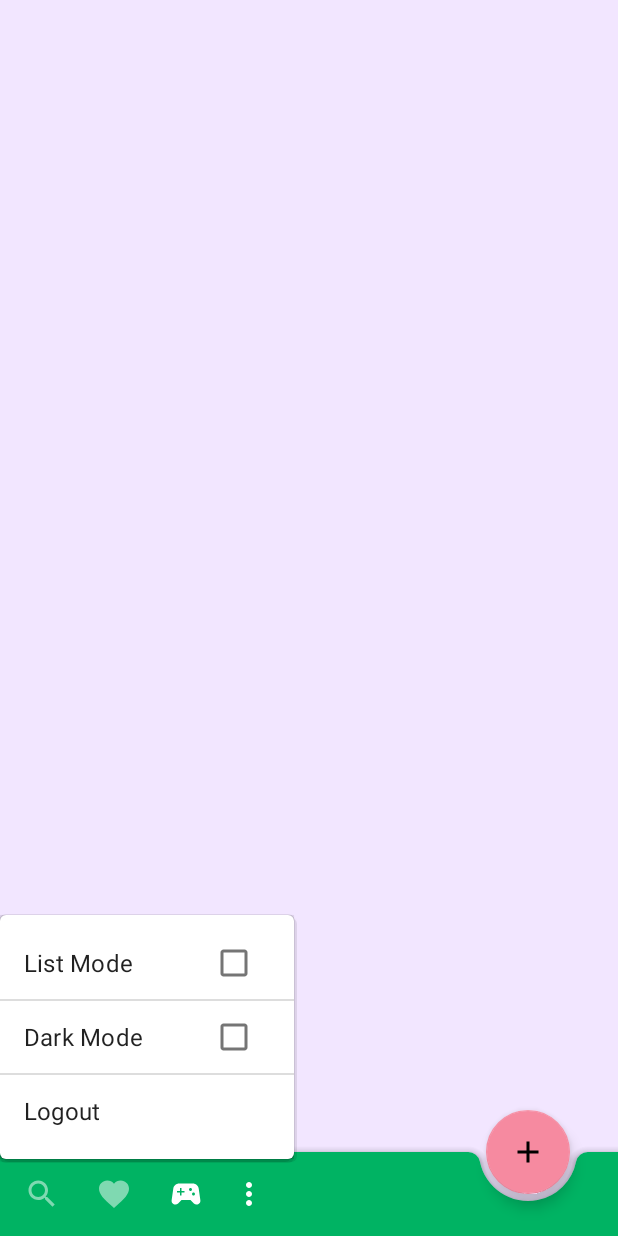
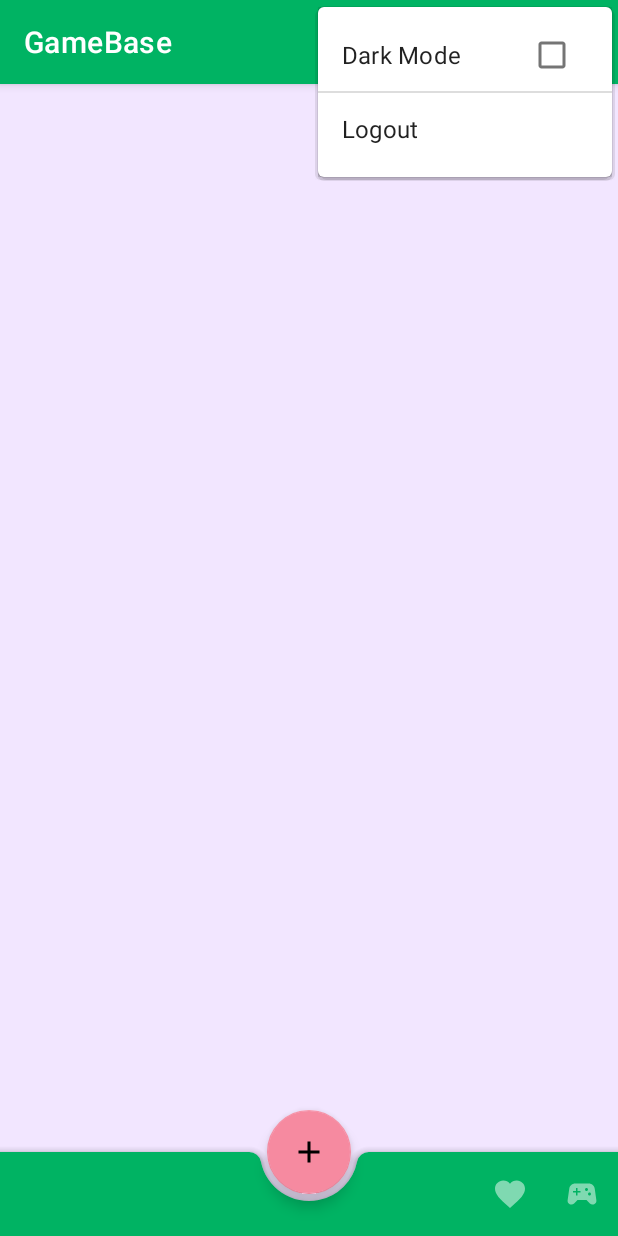
Before and after one commit to BugiMa/GameBase, an Android app: the screen it shows after launch once a user with an empty profile is signed in (GameBaseActivity), with the options menu open, on a phone screen of 412 x 824 dp. Run offline under Robolectric (Android 15) with nearby library versions, the phone set to English and light mode, and no system bars; our stand-ins replace Firebase (no records; nobody signed in at launch, a user with empty details on screens opened directly), Picasso; pictures from the network do not load.

Commit message:
searchview, misc bugfixes

```diff
--- a/app/build.gradle
+++ b/app/build.gradle
@@ -6,7 +6,7 @@ plugins {
 
 android {
     compileSdkVersion 30
-    buildToolsVersion "30.0.2"
+    buildToolsVersion "30.0.3"
 
     defaultConfig {
         applicationId "com.example.gamebase"
--- a/app/src/main/java/com/example/gamebase/activities/GameBaseActivity.kt
+++ b/app/src/main/java/com/example/gamebase/activities/GameBaseActivity.kt
@@ -1,5 +1,6 @@
 package com.example.gamebase.activities
 
+import android.annotation.SuppressLint
 import android.app.AlertDialog
 import android.content.Context
 import android.content.Intent
@@ -13,6 +14,7 @@ import android.widget.Toast
 import androidx.appcompat.app.AppCompatActivity
 import androidx.appcompat.app.AppCompatDelegate
 import androidx.appcompat.widget.SearchView
+import androidx.core.content.ContextCompat
 import androidx.lifecycle.MutableLiveData
 import androidx.lifecycle.Observer
 import androidx.lifecycle.ViewModelProvider
@@ -22,9 +24,10 @@ import androidx.recyclerview.widget.RecyclerView
 import com.example.gamebase.R
 import com.example.gamebase.model.GameData
 import com.example.gamebase.repository.GameRepository
-import com.example.gamebase.viewmodel.GameListAdapter
+import com.example.gamebase.viewmodel.GameGridAdapter
 import com.example.gamebase.viewmodel.MainViewModel
 import com.example.gamebase.viewmodel.MainViewModelFactory
+import com.google.android.material.appbar.MaterialToolbar
 import com.google.android.material.bottomappbar.BottomAppBar
 import com.google.android.material.floatingactionbutton.FloatingActionButton
 import com.google.android.material.textfield.TextInputEditText
@@ -42,10 +45,10 @@ class GameBaseActivity : AppCompatActivity() {
     private lateinit var mDatabase: FirebaseDatabase
     private lateinit var mDbRef: DatabaseReference
     private lateinit var mainViewModel: MainViewModel
-    private lateinit var myAdapter: GameListAdapter
     private lateinit var gameList: ArrayList<GameData>
     private lateinit var newGame: MutableLiveData<GameData>
 
+    private lateinit var  topAppBar: MaterialToolbar
     private lateinit var bottomAppBar: BottomAppBar
     private lateinit var addGameFAB: FloatingActionButton
     private lateinit var recyclerView: RecyclerView
@@ -87,8 +90,9 @@ class GameBaseActivity : AppCompatActivity() {
         val repository = GameRepository()
         val viewModelFactory = MainViewModelFactory(repository)
         mainViewModel = ViewModelProvider(this, viewModelFactory).get(MainViewModel::class.java)
-        myAdapter = GameListAdapter(gameList, mDbRef, mainViewModel.listMode)
+        val myAdapter = GameGridAdapter(newGameList(), mDbRef)
 
+        topAppBar = findViewById(R.id.topAppBar)
         bottomAppBar = findViewById(R.id.bottomAppBar)
         addGameFAB = findViewById(R.id.addGameFAB)
         recyclerView = findViewById(R.id.recyclerViewGameList)
@@ -98,49 +102,30 @@ class GameBaseActivity : AppCompatActivity() {
         }
 
         iconCheckboxControl() // Function for Icon Tint / Checkbox State Control due to dark mode related restart of this activity
-        setRecycleViewAttr()
 
         //bottomAppBar.setNavigationOnClickListener {}
 
-        val searchItem = bottomAppBar.menu.findItem(R.id.search)
+        val searchItem = topAppBar.menu.findItem(R.id.search)
         searchView = searchItem.actionView as SearchView
-        // Changing location using searchView with onQueryTextSubmit function
         val queryTextListener = object : SearchView.OnQueryTextListener {
             override fun onQueryTextChange(newText: String): Boolean {
                 if (newText.isNotEmpty()) {
-                    myAdapter.filter.filter(newText)
+                    //myAdapter.filter.filter(newText)
+                    val filtered = gameList.filter{s -> s.title.toLowerCase(Locale.ROOT).contains(newText.toLowerCase(Locale.ROOT))} as ArrayList<GameData>
+                    val newAdapter = GameGridAdapter(filtered, mDbRef)
+                    recyclerView.adapter = newAdapter
                 }
                 return true }
             override fun onQueryTextSubmit(query: String): Boolean {
+                if (query.isNotEmpty()) { }
                 return true
             }
         }
         searchView.setOnQueryTextListener(queryTextListener)
 
-        bottomAppBar.setOnMenuItemClickListener { menuItem ->
+        topAppBar.setOnMenuItemClickListener { menuItem ->
             when (menuItem.itemId) {
-                R.id.favorite -> {
-                    menuItem.isChecked = !menuItem.isChecked
-                    menuItemIconTintControl(menuItem)
-                    mainViewModel.isFavorite = menuItem.isChecked
-                    val newAdapter = GameListAdapter(newGameList(), mDbRef, mainViewModel.listMode)
-                    recyclerView.adapter = newAdapter
-                    true
-                }
-                R.id.played -> {
-                    menuItem.isChecked = !menuItem.isChecked
-                    menuItemIconTintControl(menuItem)
-                    mainViewModel.isPlayed = menuItem.isChecked
-                    val newAdapter = GameListAdapter(newGameList(), mDbRef, mainViewModel.listMode)
-                    recyclerView.adapter = newAdapter
-                    true
-                }
-                R.id.list_mode -> {
-                    menuItem.isChecked = !menuItem.isChecked
-                    mainViewModel.listMode = menuItem.isChecked
-                    setRecycleViewAttr()
-                    true
-                }
+
                 R.id.dark_mode -> {
 
                     if (this.resources.configuration.uiMode and Configuration.UI_MODE_NIGHT_MASK == Configuration.UI_MODE_NIGHT_YES) {
@@ -161,6 +146,28 @@ class GameBaseActivity : AppCompatActivity() {
             }
         }
 
+        bottomAppBar.setOnMenuItemClickListener { menuItem ->
+            when (menuItem.itemId) {
+                R.id.favorite -> {
+                    menuItem.isChecked = !menuItem.isChecked
+                    menuItemIconTintControl(menuItem)
+                    mainViewModel.isFavorite = menuItem.isChecked
+                    val newAdapter = GameGridAdapter(newGameList(), mDbRef)
+                    recyclerView.adapter = newAdapter
+                    true
+                }
+                R.id.played -> {
+                    menuItem.isChecked = !menuItem.isChecked
+                    menuItemIconTintControl(menuItem)
+                    mainViewModel.isPlayed = menuItem.isChecked
+                    val newAdapter = GameGridAdapter(newGameList(), mDbRef)
+                    recyclerView.adapter = newAdapter
+                    true
+                }
+                else -> false
+            }
+        }
+
         addGameFAB.setOnClickListener {
 
             val builder = AlertDialog.Builder(this)
@@ -172,10 +179,10 @@ class GameBaseActivity : AppCompatActivity() {
                     LinearLayout.LayoutParams.MATCH_PARENT
             )
             val titleInput = textInputLayout("Title", this)
-            val noteInput = textInputLayout("Note", this)
+            //val noteInput = textInputLayout("Note", this)
 
             linearLayout.addView(titleInput)
-            linearLayout.addView(noteInput)
+            //linearLayout.addView(noteInput)
             linearLayout.orientation = LinearLayout.VERTICAL
             linearLayout.gravity = Gravity.CENTER
             builder.setView(linearLayout)
@@ -183,20 +190,22 @@ class GameBaseActivity : AppCompatActivity() {
             builder.setPositiveButton("Add") { _, _ ->
                 val key = Date().time.toString()
                 val title = titleInput.editText?.text.toString().toLowerCase(Locale.ROOT)
-                val note  = noteInput.editText?.text.toString()
+                val note  = "note" //noteInput.editText?.text.toString()
+
+                if (!isAdded(title)) {
 
                     newGame = MutableLiveData(GameData(key = key, title = title, note = note))
 
-                mainViewModel.getGame(title)
+                    mainViewModel.getGame(title.replace(' ', '-'))
                     mainViewModel.gameResponse.observe(this, Observer{ response->
                         if(response.isSuccessful){
                             //Log.d("Response", response.body()!!.description)
                             newGame.value = GameData(
                                 key,
-                            title.capitalize(Locale.ROOT),
+                                title,
                                 genre = response.body()?.genres?.get(0)?.name,
                                 releaseYear = response.body()?.released,
-                            studio = response.body()?.publishers?.get(0)?.name,
+                                //studio = response.body()?.publishers?.get(0)?.name,
                                 description = response.body()?.description,
                                 note = note,
                                 imageUrl = response.body()?.background_image,
@@ -208,17 +217,19 @@ class GameBaseActivity : AppCompatActivity() {
                             newGame.value = GameData(key = key, title = title, note = note)
                         }
                     })
-
                     newGame.observe(this, Observer { game ->
                         mDbRef.child(uid).child(key).setValue(game)
                     })
+                } else {
+                    Toast.makeText(applicationContext, "Game Already Added", Toast.LENGTH_SHORT).show()
+                }
             }
             builder.show()
         }
     }
 
     private fun setAdapter(gameList: ArrayList<GameData>){
-        recyclerView.adapter = GameListAdapter(gameList, mDbRef, mainViewModel.listMode)
+        recyclerView.adapter = GameGridAdapter(gameList, mDbRef)
     }
 
     private fun textInputLayout(hint: String, context: Context): TextInputLayout {
@@ -243,11 +254,14 @@ class GameBaseActivity : AppCompatActivity() {
         val b = (this.resources.configuration.uiMode and Configuration.UI_MODE_NIGHT_MASK == Configuration.UI_MODE_NIGHT_YES)
         bottomAppBar.menu.getItem(0).isChecked = mainViewModel.listMode
         bottomAppBar.menu.getItem(1).isChecked = mainViewModel.listMode
-        bottomAppBar.menu.getItem(2).isChecked = mainViewModel.listMode
-        bottomAppBar.menu.getItem(3).isChecked = b
+        topAppBar.menu.getItem(1).isChecked = mainViewModel.listMode
+        topAppBar.menu.getItem(2).isChecked = b
         menuItemIconTintControl(bottomAppBar.menu.getItem(0))
         menuItemIconTintControl(bottomAppBar.menu.getItem(1))
-        if (b) bottomAppBar.setBackgroundColor(resources.getColor(R.color.dark_34))
+        if (b) {
+            bottomAppBar.setBackgroundColor(ContextCompat.getColor(this, R.color.dark_34))
+            topAppBar.setBackgroundColor(ContextCompat.getColor(this, R.color.dark_34))
+        }
     }
 
     private fun newGameList(): ArrayList<GameData> {
@@ -268,13 +282,12 @@ class GameBaseActivity : AppCompatActivity() {
             menuItem.icon.alpha = 127
     }
 
-    private fun setRecycleViewAttr()
-    {
-        val newAdapter = GameListAdapter(newGameList(), mDbRef, mainViewModel.listMode)
-        val newLayoutManager = if (mainViewModel.listMode)  GridLayoutManager(this@GameBaseActivity, 2, LinearLayoutManager.VERTICAL, false)
-        else LinearLayoutManager(this@GameBaseActivity)
-        recyclerView.adapter = newAdapter
-        recyclerView.layoutManager = newLayoutManager
+    private fun isAdded(title: String): Boolean {
+        var r = false
+        for (game in gameList) {
+            if (game.title.equals(title, ignoreCase = true)) r = true
+        }
+        return r
     }
 
 }
--- a/app/src/main/java/com/example/gamebase/model/GameData.kt
+++ b/app/src/main/java/com/example/gamebase/model/GameData.kt
@@ -5,7 +5,7 @@ data class GameData(
         val title:       String = "",
         var genre:       String? = "",
         var releaseYear: String? = "",
-        val studio:      String? = "",
+        //val studio:      String? = "",
         val description: String? = "",
         val note:        String? = "",
         var imageUrl:    String? = "",
--- a/app/src/main/java/com/example/gamebase/viewmodel/GameListAdapter.kt
+++ b/app/src/main/java/com/example/gamebase/viewmodel/GameGridAdapter.kt
@@ -10,6 +10,7 @@ import android.widget.Filterable
 import android.widget.ImageView
 import android.widget.TextView
 import androidx.annotation.RequiresApi
+import androidx.constraintlayout.widget.ConstraintLayout
 import androidx.recyclerview.widget.RecyclerView
 import com.example.gamebase.R
 import com.example.gamebase.model.GameData
@@ -21,27 +22,26 @@ import com.squareup.picasso.Picasso
 import java.util.*
 import kotlin.collections.ArrayList
 
-class GameListAdapter(
-        var games: ArrayList<GameData>,
-        var databaseReference: DatabaseReference,
-        var isListModeOn: Boolean
-    ): RecyclerView.Adapter<GameListAdapter.GameHolder>(), Filterable {
+class GameGridAdapter(
+    var games: ArrayList<GameData>,
+    var databaseReference: DatabaseReference,
+): RecyclerView.Adapter<GameGridAdapter.GameHolder>(), Filterable {
     private lateinit var view: View
 
     inner class GameHolder(view: View): RecyclerView.ViewHolder(view) {
 
+        //Grid item
         var card: MaterialCardView = itemView.findViewById(R.id.game_card)
         var boxArt: ImageView = itemView.findViewById(R.id.game_box_art)
         var title: TextView = itemView.findViewById(R.id.game_title)
-        var producer: TextView = itemView.findViewById(R.id.game_producer)
+        var year: TextView = itemView.findViewById(R.id.releaseYear)
         var favorite: Chip = itemView.findViewById(R.id.add_to_favorite)
         var played: Chip = itemView.findViewById(R.id.add_to_played)
-
     }
 
     override fun onCreateViewHolder(parent: ViewGroup, viewType: Int): GameHolder {
-        view = LayoutInflater.from(parent.context).inflate(
-            R.layout.fragment_item_card_view, parent,false )
+
+        view = LayoutInflater.from(parent.context).inflate(R.layout.fragment_item_card_view, parent, false)
         return GameHolder(view)
     }
 
@@ -50,11 +50,14 @@ class GameListAdapter(
         val game = games[position]
 
         holder.title.text = game.title.toLowerCase(Locale.ROOT).capitalize(Locale.ROOT)
-        holder.producer.text = game.studio
+        holder.year.text = game.genre
         holder.played.isChecked = game.played
         holder.favorite.isChecked = game.favorite
-        if(games[position].imageUrl != "") {
+
+        if(!games[position].imageUrl.isNullOrBlank()) {
             Picasso.with(holder.itemView.context).load(games[position].imageUrl).into(holder.boxArt)
+        } else {
+            holder.boxArt.setImageResource(R.drawable.ic_no_image)
         }
 
         holder.played.setOnCheckedChangeListener { _, isChecked ->
@@ -80,7 +83,7 @@ class GameListAdapter(
     }
 
     override fun getItemCount(): Int {
-       return games.size
+        return games.size
     }
 
     override fun getFilter(): Filter {
--- /dev/null
+++ b/app/src/main/res/drawable/ic_no_image.xml
@@ -0,0 +1,10 @@
+<vector xmlns:android="http://schemas.android.com/apk/res/android"
+    android:width="24dp"
+    android:height="24dp"
+    android:viewportWidth="24"
+    android:viewportHeight="24"
+    android:tint="?attr/colorControlNormal">
+  <path
+      android:fillColor="@android:color/white"
+      android:pathData="M21.9,21.9l-8.49,-8.49l0,0L3.59,3.59l0,0L2.1,2.1L0.69,3.51L3,5.83V19c0,1.1 0.9,2 2,2h13.17l2.31,2.31L21.9,21.9zM5,18l3.5,-4.5l2.5,3.01L12.17,15l3,3H5zM21,18.17L5.83,3H19c1.1,0 2,0.9 2,2V18.17z"/>
+</vector>
--- a/app/src/main/res/layout/activity_game_base.xml
+++ b/app/src/main/res/layout/activity_game_base.xml
@@ -10,10 +10,35 @@
     android:layout_width="match_parent"
     android:layout_height="match_parent">
 
+        <androidx.constraintlayout.widget.ConstraintLayout
+            android:layout_width="match_parent"
+            android:layout_height="match_parent">
+
             <androidx.recyclerview.widget.RecyclerView
                 android:id="@+id/recyclerViewGameList"
                 android:layout_width="match_parent"
-        android:layout_height="match_parent" />
+                android:layout_height="0dp"
+                app:layout_constraintBottom_toBottomOf="parent"
+                app:layout_constraintStart_toStartOf="parent"
+                app:layout_constraintTop_toBottomOf="@+id/appBarLayout" />
+
+            <com.google.android.material.appbar.AppBarLayout
+                android:id="@+id/appBarLayout"
+                android:layout_width="match_parent"
+                android:layout_height="wrap_content"
+                app:layout_constraintStart_toStartOf="parent"
+                app:layout_constraintTop_toTopOf="parent">
+
+                <com.google.android.material.appbar.MaterialToolbar
+                    android:id="@+id/topAppBar"
+                    style="@style/Widget.MaterialComponents.Toolbar.Primary"
+                    android:layout_width="match_parent"
+                    android:layout_height="?attr/actionBarSize"
+                    app:menu="@menu/top_app_bar"
+                    app:title="GameBase" />
+
+            </com.google.android.material.appbar.AppBarLayout>
+        </androidx.constraintlayout.widget.ConstraintLayout>
 
         <com.google.android.material.bottomappbar.BottomAppBar
             android:id="@+id/bottomAppBar"
@@ -22,7 +47,7 @@
             android:layout_gravity="bottom"
             style="@style/Widget.MaterialComponents.BottomAppBar.Colored"
             app:menu="@menu/bottom_app_bar"
-        app:fabAlignmentMode="end"
+            app:fabAlignmentMode="center"
             app:hideOnScroll="true"
             />
 
--- a/app/src/main/res/menu/bottom_app_bar.xml
+++ b/app/src/main/res/menu/bottom_app_bar.xml
@@ -4,13 +4,7 @@
 
 
     <group android:id="@+id/fav_and_pld">
-        <item
-            android:id="@+id/search"
-            android:icon="@drawable/ic_search"
-            android:title="@string/search"
-            android:contentDescription="@string/search"
-            app:showAsAction="ifRoom"
-            />
+
 
         <item
             android:id="@+id/favorite"
@@ -19,6 +13,7 @@
             android:contentDescription="@string/favorite"
             app:showAsAction="ifRoom"
             android:checkable="true"
+
             />
 
         <item
@@ -30,31 +25,6 @@
             android:checkable="true"
             />
     </group>
-    <group android:id="@+id/group_view">
-        <item
-            android:id="@+id/list_mode"
-            android:title="@string/list_mode"
-            android:contentDescription="@string/list_mode"
-            app:showAsAction="never"
-            android:checkable="true"
-            />
 
-        <item
-            android:id="@+id/dark_mode"
-            android:title="@string/dark_mode"
-            android:contentDescription="@string/dark_mode"
-            app:showAsAction="never"
-            android:checkable="true"
-            />
-    </group>
-
-    <group android:id="@+id/group_account">
-        <item
-            android:id="@+id/logout"
-            android:title="@string/logout"
-            android:contentDescription="@string/logout"
-            app:showAsAction="never"
-            />
-    </group>
 
 </menu>
--- /dev/null
+++ b/app/src/main/res/menu/top_app_bar.xml
@@ -0,0 +1,32 @@
+<?xml version="1.0" encoding="utf-8"?>
+<menu xmlns:android="http://schemas.android.com/apk/res/android"
+    xmlns:app="http://schemas.android.com/apk/res-auto">
+    <item
+        android:id="@+id/search"
+        android:icon="@drawable/ic_search"
+        android:title="@string/search"
+        android:contentDescription="@string/search"
+        app:actionViewClass="androidx.appcompat.widget.SearchView"
+        app:showAsAction="ifRoom"
+        />
+
+    <group android:id="@+id/group_view">
+
+        <item
+            android:id="@+id/dark_mode"
+            android:title="@string/dark_mode"
+            android:contentDescription="@string/dark_mode"
+            app:showAsAction="never"
+            android:checkable="true"
+            />
+    </group>
+
+    <group android:id="@+id/group_account">
+        <item
+            android:id="@+id/logout"
+            android:title="@string/logout"
+            android:contentDescription="@string/logout"
+            app:showAsAction="never"
+            />
+    </group>
+</menu>
--- a/app/src/main/res/values-night/themes.xml
+++ b/app/src/main/res/values-night/themes.xml
@@ -2,7 +2,7 @@
     <!-- Base application theme. -->
     <style name="Theme.GameBase" parent="Theme.MaterialComponents.DayNight.NoActionBar">
 
-        <item name="colorPrimary">@color/green_200</item>
+        <item name="colorPrimary">@color/green_700</item>
         <item name="colorPrimaryVariant">@color/dark_34</item>
         <item name="colorOnPrimary">@color/white</item>
 
```
Also changed, not shown: app/src/main/res/drawable/ic_delete.xml (added, +10 -0 lines), app/src/main/res/layout/fragment_item_card_view.xml (+21 -10 lines), app/src/main/res/layout/fragment_item_list_row_view.xml (deleted, +0 -64 lines). Lines whose indentation alone changed are shown as unchanged.
